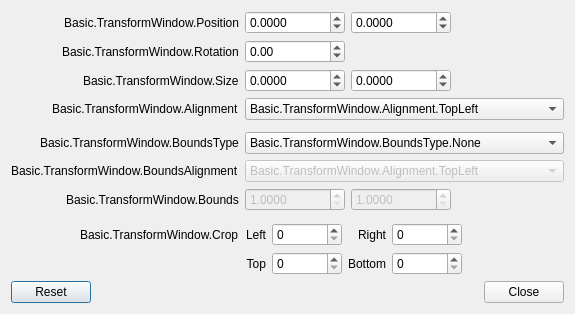
Before: the Qt Designer form src/forms/OBSBasicTransform.ui in gxalpha/obs-properties-dock, drawn with Qt 5.
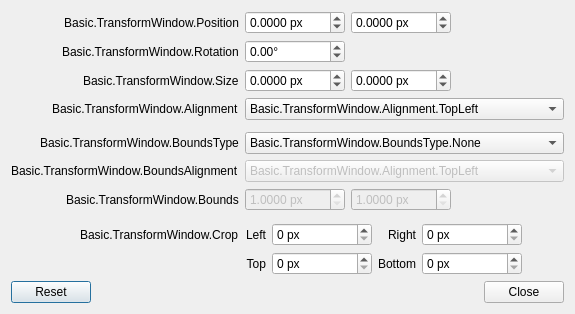
After: the same form once the commit is applied.

Commit message: src/forms: Update Transform to upstream OBS

```diff
--- a/src/forms/OBSBasicTransform.ui
+++ b/src/forms/OBSBasicTransform.ui
@@ -76,9 +76,18 @@
             <height>0</height>
            </size>
           </property>
+          <property name="maximumSize">
+           <size>
+            <width>100</width>
+            <height>16777215</height>
+           </size>
+          </property>
           <property name="accessibleName">
            <string>Basic.TransformWindow.PositionX</string>
           </property>
+          <property name="suffix">
+           <string> px</string>
+          </property>
           <property name="decimals">
            <number>4</number>
           </property>
@@ -98,9 +107,18 @@
             <height>0</height>
            </size>
           </property>
+          <property name="maximumSize">
+           <size>
+            <width>100</width>
+            <height>16777215</height>
+           </size>
+          </property>
           <property name="accessibleName">
            <string>Basic.TransformWindow.PositionY</string>
           </property>
+          <property name="suffix">
+           <string> px</string>
+          </property>
           <property name="decimals">
            <number>4</number>
           </property>
@@ -139,9 +157,18 @@
          <height>0</height>
         </size>
        </property>
+       <property name="maximumSize">
+        <size>
+         <width>100</width>
+         <height>16777215</height>
+        </size>
+       </property>
        <property name="accessibleName">
         <string>Basic.TransformWindow.Rotation</string>
        </property>
+       <property name="suffix">
+        <string>°</string>
+       </property>
        <property name="minimum">
         <double>-360.000000000000000</double>
        </property>
@@ -192,9 +219,18 @@
             <height>0</height>
            </size>
           </property>
+          <property name="maximumSize">
+           <size>
+            <width>100</width>
+            <height>16777215</height>
+           </size>
+          </property>
           <property name="accessibleName">
            <string>Basic.TransformWindow.Width</string>
           </property>
+          <property name="suffix">
+           <string> px</string>
+          </property>
           <property name="decimals">
            <number>4</number>
           </property>
@@ -217,9 +253,18 @@
             <height>0</height>
            </size>
           </property>
+          <property name="maximumSize">
+           <size>
+            <width>100</width>
+            <height>16777215</height>
+           </size>
+          </property>
           <property name="accessibleName">
            <string>Basic.TransformWindow.Height</string>
           </property>
+          <property name="suffix">
+           <string> px</string>
+          </property>
           <property name="decimals">
            <number>4</number>
           </property>
@@ -477,9 +522,18 @@
             <height>0</height>
            </size>
           </property>
+          <property name="maximumSize">
+           <size>
+            <width>100</width>
+            <height>16777215</height>
+           </size>
+          </property>
           <property name="accessibleName">
            <string>Basic.TransformWindow.BoundsWidth</string>
           </property>
+          <property name="suffix">
+           <string> px</string>
+          </property>
           <property name="decimals">
            <number>4</number>
           </property>
@@ -502,9 +556,18 @@
             <height>0</height>
            </size>
           </property>
+          <property name="maximumSize">
+           <size>
+            <width>100</width>
+            <height>16777215</height>
+           </size>
+          </property>
           <property name="accessibleName">
            <string>Basic.TransformWindow.BoundsHeight</string>
           </property>
+          <property name="suffix">
+           <string> px</string>
+          </property>
           <property name="decimals">
            <number>4</number>
           </property>
@@ -554,13 +617,22 @@
          </property>
          <property name="minimumSize">
           <size>
-           <width>70</width>
+           <width>100</width>
            <height>0</height>
           </size>
          </property>
+         <property name="maximumSize">
+          <size>
+           <width>100</width>
+           <height>16777215</height>
+          </size>
+         </property>
          <property name="accessibleName">
           <string>Basic.TransformWindow.CropLeft</string>
          </property>
+         <property name="suffix">
+          <string> px</string>
+         </property>
          <property name="maximum">
           <number>100000</number>
          </property>
@@ -576,13 +648,22 @@
          </property>
          <property name="minimumSize">
           <size>
-           <width>70</width>
+           <width>100</width>
            <height>0</height>
           </size>
          </property>
+         <property name="maximumSize">
+          <size>
+           <width>100</width>
+           <height>16777215</height>
+          </size>
+         </property>
          <property name="accessibleName">
           <string>Basic.TransformWindow.CropRight</string>
          </property>
+         <property name="suffix">
+          <string> px</string>
+         </property>
          <property name="maximum">
           <number>100000</number>
          </property>
@@ -624,13 +705,22 @@
          </property>
          <property name="minimumSize">
           <size>
-           <width>70</width>
+           <width>100</width>
            <height>0</height>
           </size>
          </property>
+         <property name="maximumSize">
+          <size>
+           <width>100</width>
+           <height>16777215</height>
+          </size>
+         </property>
          <property name="accessibleName">
           <string>Basic.TransformWindow.CropTop</string>
          </property>
+         <property name="suffix">
+          <string> px</string>
+         </property>
          <property name="maximum">
           <number>100000</number>
          </property>
@@ -646,13 +736,22 @@
          </property>
          <property name="minimumSize">
           <size>
-           <width>70</width>
+           <width>100</width>
            <height>0</height>
           </size>
          </property>
+         <property name="maximumSize">
+          <size>
+           <width>100</width>
+           <height>16777215</height>
+          </size>
+         </property>
          <property name="accessibleName">
           <string>Basic.TransformWindow.CropBottom</string>
          </property>
+         <property name="suffix">
+          <string> px</string>
+         </property>
          <property name="maximum">
           <number>100000</number>
          </property>
```
